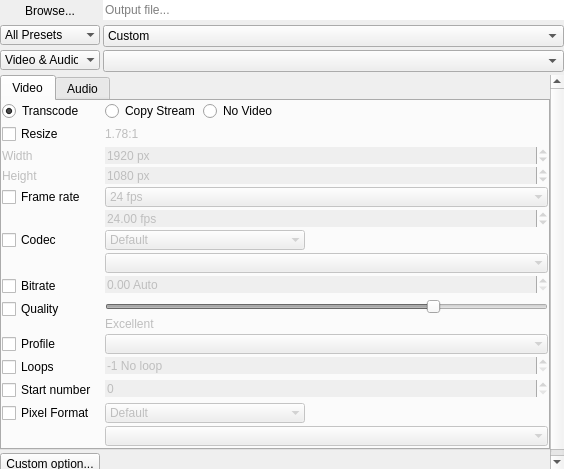
Old version of the form DuFFMpeg/outputwidget.ui in the repository RxLaboratory/DuME.
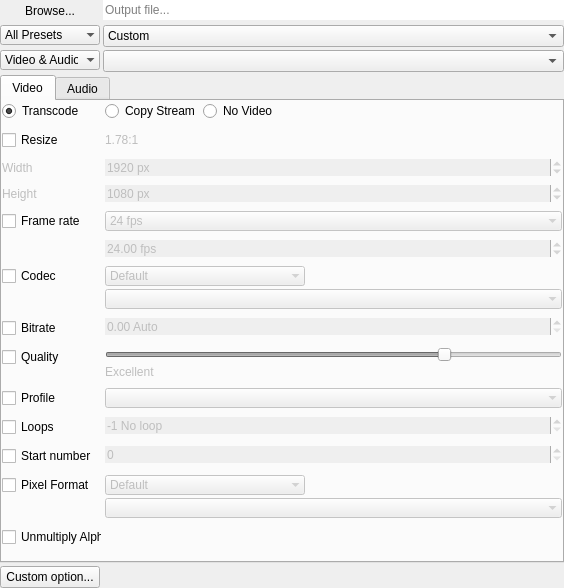
New version of the form.

Commit message: unpremultiply alpha option

```diff
--- a/DuFFMpeg/outputwidget.ui
+++ b/DuFFMpeg/outputwidget.ui
@@ -7,7 +7,7 @@
     <x>0</x>
     <y>0</y>
     <width>564</width>
-    <height>469</height>
+    <height>588</height>
    </rect>
   </property>
   <property name="windowTitle">
@@ -234,7 +234,7 @@
         <x>0</x>
         <y>0</y>
         <width>564</width>
-        <height>395</height>
+        <height>516</height>
        </rect>
       </property>
       <layout class="QVBoxLayout" name="verticalLayout" stretch="1,0">
@@ -1040,6 +1040,25 @@
                 </layout>
                </widget>
               </item>
+              <item row="12" column="0">
+               <widget class="QCheckBox" name="unmultButton">
+                <property name="minimumSize">
+                 <size>
+                  <width>100</width>
+                  <height>0</height>
+                 </size>
+                </property>
+                <property name="maximumSize">
+                 <size>
+                  <width>100</width>
+                  <height>16777215</height>
+                 </size>
+                </property>
+                <property name="text">
+                 <string>Unmultiply Alpha</string>
+                </property>
+               </widget>
+              </item>
              </layout>
             </widget>
            </item>
```
The commit also changes 2 other files.
